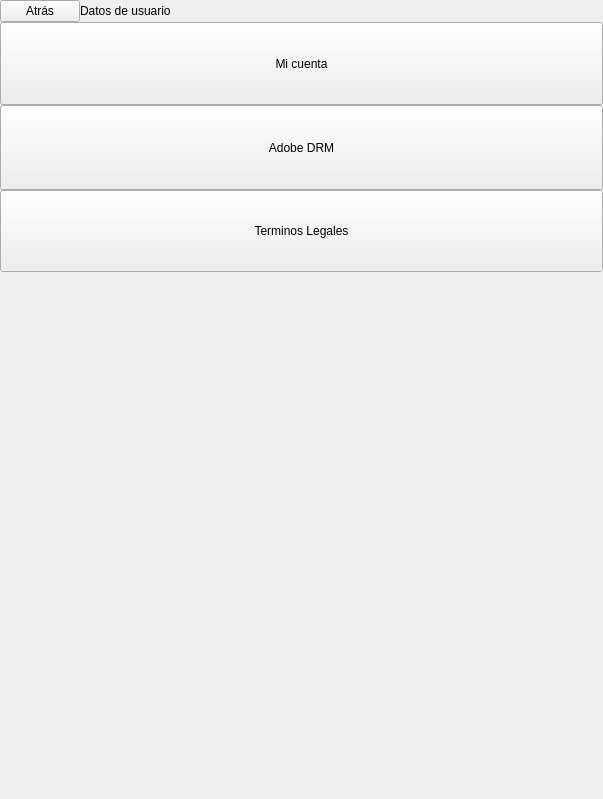
bq/cervantes, file bqSetting/ui/SettingsMyAccountMenu.ui: the form before one commit.
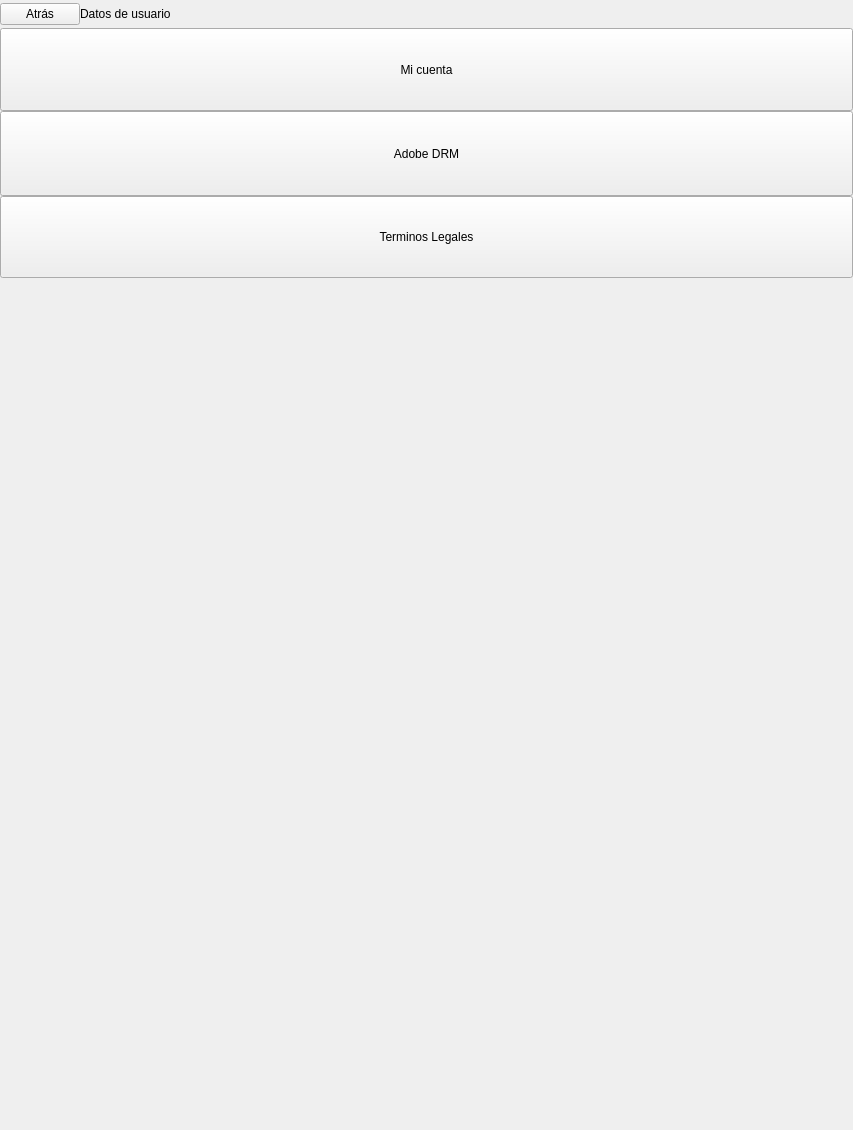
The form after the commit. Custom widgets are drawn as their Qt base class.

Patch:
```diff
--- a/bqSetting/ui/SettingsMyAccountMenu.ui
+++ b/bqSetting/ui/SettingsMyAccountMenu.ui
@@ -6,8 +6,8 @@
    <rect>
     <x>0</x>
     <y>0</y>
-    <width>603</width>
-    <height>799</height>
+    <width>853</width>
+    <height>1130</height>
    </rect>
   </property>
   <property name="sizePolicy">
@@ -18,14 +18,14 @@
   </property>
   <property name="minimumSize">
    <size>
-    <width>600</width>
-    <height>750</height>
+    <width>0</width>
+    <height>0</height>
    </size>
   </property>
   <property name="maximumSize">
    <size>
-    <width>758</width>
-    <height>1024</height>
+    <width>1072</width>
+    <height>1448</height>
    </size>
   </property>
   <property name="windowTitle">
@@ -71,7 +71,7 @@
         <property name="maximumSize">
          <size>
           <width>16777215</width>
-          <height>10000</height>
+          <height>14142</height>
          </size>
         </property>
         <property name="text">
@@ -86,8 +86,8 @@
         </property>
         <property name="sizeHint" stdset="0">
          <size>
-          <width>40</width>
-          <height>20</height>
+          <width>57</width>
+          <height>28</height>
          </size>
         </property>
        </spacer>
@@ -140,7 +140,7 @@
         <property name="maximumSize">
          <size>
           <width>16777215</width>
-          <height>83</height>
+          <height>117</height>
          </size>
         </property>
         <property name="focusPolicy">
@@ -168,7 +168,7 @@
         <property name="maximumSize">
          <size>
           <width>16777215</width>
-          <height>85</height>
+          <height>120</height>
          </size>
         </property>
         <property name="focusPolicy">
@@ -196,7 +196,7 @@
         <property name="maximumSize">
          <size>
           <width>16777215</width>
-          <height>82</height>
+          <height>116</height>
          </size>
         </property>
         <property name="focusPolicy">
@@ -217,8 +217,8 @@
      </property>
      <property name="sizeHint" stdset="0">
       <size>
-       <width>20</width>
-       <height>40</height>
+       <width>28</width>
+       <height>57</height>
       </size>
      </property>
     </spacer>
```
Left out of the diff: 10 changed lines with no effect on the pictures.
